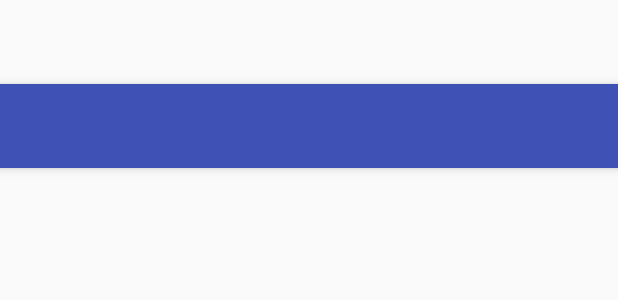
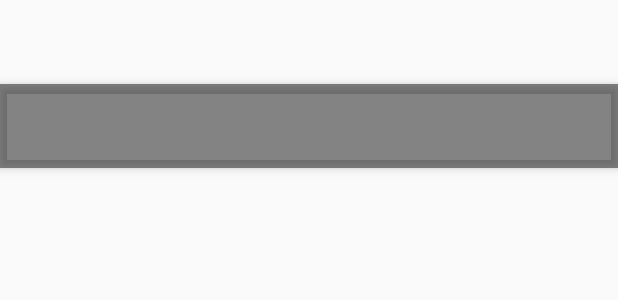
Before and after one commit to mattpassarelli/Android-Project-3, an Android app: the layout activity_main.xml on its own in the app's theme, with its tools: preview values and no code run, on a phone screen of 412 x 824 dp. Shown: the top 300 px of the screen. Run offline under Robolectric (Android 15) with nearby library versions, the phone set to English and light mode, and no system bars.

```diff
--- a/app/src/main/AndroidManifest.xml
+++ b/app/src/main/AndroidManifest.xml
@@ -8,6 +8,7 @@
         android:label="@string/app_name"
         android:supportsRtl="true"
         android:theme="@style/AppTheme">
+        <activity android:name="com.example.matt.project3.SettingsActivity" />
         <activity
             android:name=".MainActivity"
             android:label="@string/app_name"
--- a/app/src/main/res/layout/activity_main.xml
+++ b/app/src/main/res/layout/activity_main.xml
@@ -21,6 +21,10 @@
 
     </android.support.design.widget.AppBarLayout>
 
-    <include layout="@layout/content_main" />
+
+
+
+
+
 
 </android.support.design.widget.CoordinatorLayout>
--- a/app/src/main/res/layout/content_main.xml
+++ /dev/null
@@ -1,16 +0,0 @@
-<?xml version="1.0" encoding="utf-8"?>
-<RelativeLayout xmlns:android="http://schemas.android.com/apk/res/android"
-    xmlns:app="http://schemas.android.com/apk/res-auto"
-    xmlns:tools="http://schemas.android.com/tools"
-    android:id="@+id/content_main"
-    android:layout_width="match_parent"
-    android:layout_height="match_parent"
-    android:paddingBottom="@dimen/activity_vertical_margin"
-    android:paddingLeft="@dimen/activity_horizontal_margin"
-    android:paddingRight="@dimen/activity_horizontal_margin"
-    android:paddingTop="@dimen/activity_vertical_margin"
-    app:layout_behavior="@string/appbar_scrolling_view_behavior"
-    tools:context="com.example.matt.project3.MainActivity"
-    tools:showIn="@layout/activity_main">
-
-</RelativeLayout>
--- a/app/src/main/res/values/colors.xml
+++ b/app/src/main/res/values/colors.xml
@@ -1,6 +1,7 @@
 <?xml version="1.0" encoding="utf-8"?>
 <resources>
-    <color name="colorPrimary">#3F51B5</color>
-    <color name="colorPrimaryDark">#303F9F</color>
-    <color name="colorAccent">#FF4081</color>
+    <color name="colorPrimary">#191919</color>
+    <color name="colorPrimaryDark">#000000</color>
+    <color name="colorAccent">#4cccff</color>
+
 </resources>
--- a/app/src/main/res/values/strings.xml
+++ b/app/src/main/res/values/strings.xml
@@ -1,4 +1,7 @@
 <resources>
     <string name="app_name">"Project 3 "</string>
     <string name="action_settings">Settings</string>
+    <string name="settings">Settings</string>
+    <string name="info">Info</string>
+    <string name="info_Descrip">Select which site to get JSON data from</string>
 </resources>
```
Also changed, not shown: app/src/main/java/com/example/matt/project3/MainActivity.java (+12 -6 lines), app/src/main/java/com/example/matt/project3/SettingsActivity.java (added, +35 -0 lines), app/src/main/res/values/arrays.xml (added, +11 -0 lines), app/src/main/res/xml/preferences.xml (added, +12 -0 lines).
